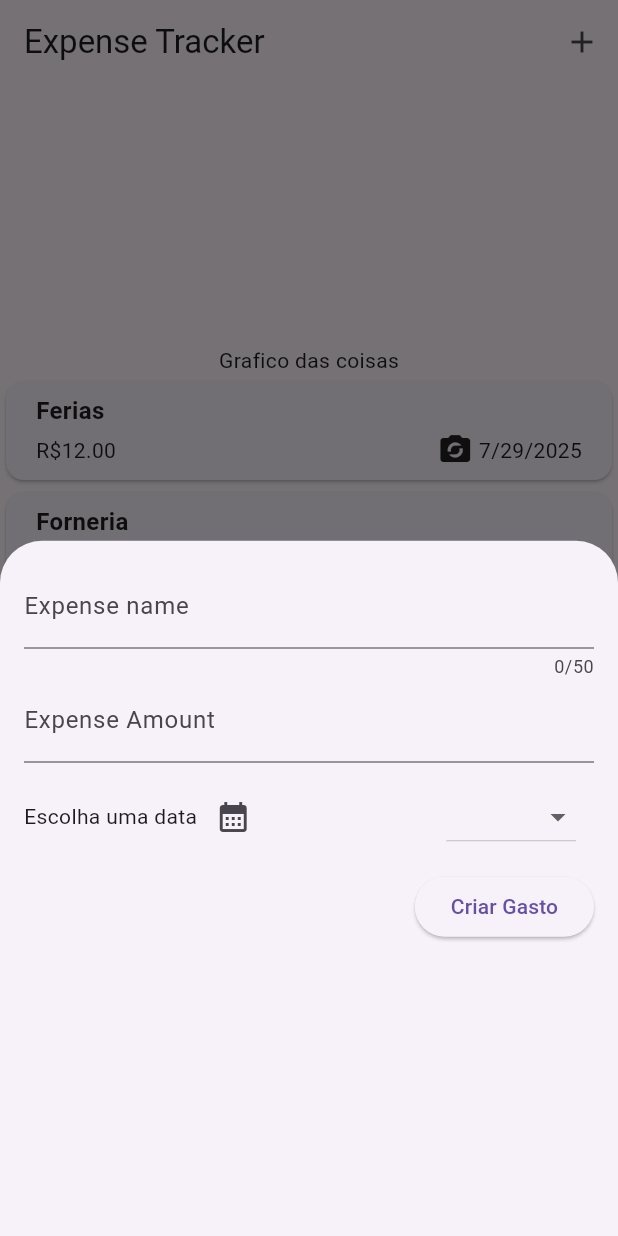
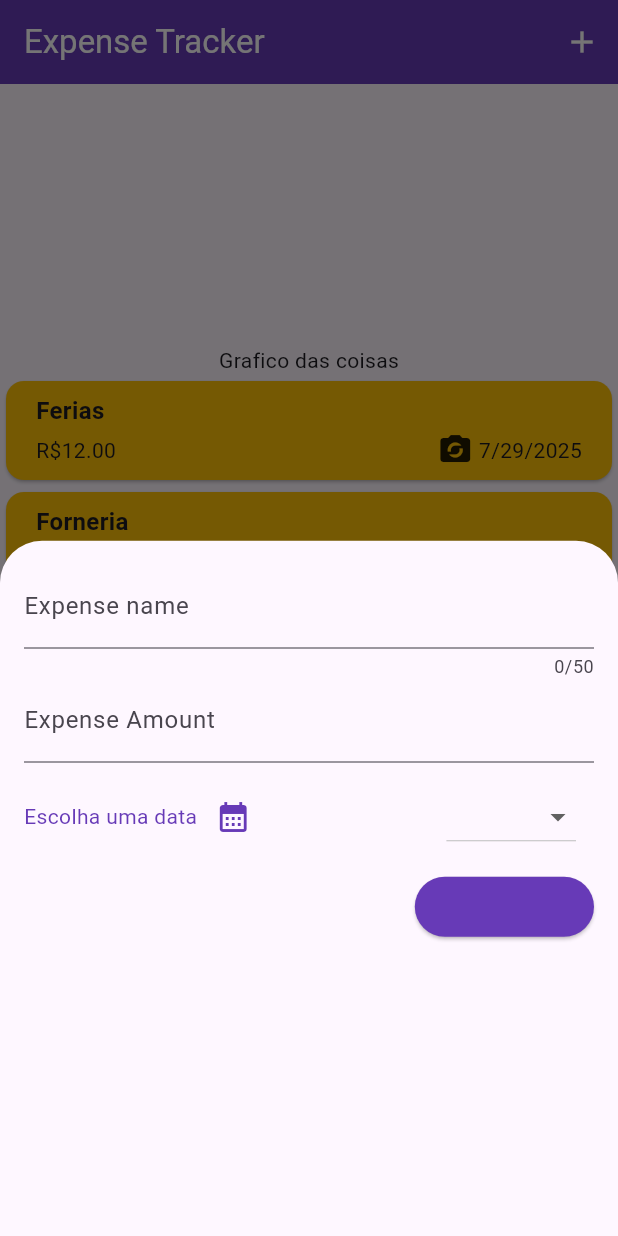
Before and after one commit to VitorMours/Expense-Tracker, a Flutter app: the screen it shows after launch, after a tap on the "add" icon, on a phone screen of 412 x 824 dp. Run offline on Flutter 3.47's test engine with Material 3 defaults, Android fonts, the phone set to English and light mode, and no system bars.

Commit message:
Adding theme for the app

```diff
--- a/lib/expense_page.dart
+++ b/lib/expense_page.dart
@@ -40,6 +40,7 @@ class _ExpensePage extends State<ExpensePage> {
 
   void _openAddExpenseOverlay() {
     showModalBottomSheet(
+        backgroundColor: Theme.of(context).colorScheme.background,
         context: context,
         builder: (BuildContext context) {
           return ExpenseInput(onCreateExpense: addExpense);
--- a/lib/main.dart
+++ b/lib/main.dart
@@ -1,3 +1,5 @@
+// ignore_for_file: prefer_const_constructors
+
 import 'package:expense_tracker/expense_page.dart';
 import 'package:flutter/material.dart';
 
@@ -12,7 +14,41 @@ class MyApp extends StatelessWidget {
   @override
   Widget build(BuildContext context) {
     return MaterialApp(
-        theme: ThemeData(useMaterial3: true),
+        themeMode: ThemeMode.system,
+        darkTheme: ThemeData.dark().copyWith(
+          textButtonTheme: TextButtonThemeData(
+            style: TextButton.styleFrom(
+              foregroundColor: Colors.white,
+            ),
+          ),
+          elevatedButtonTheme: ElevatedButtonThemeData(
+            style: ElevatedButton.styleFrom(
+              foregroundColor: Colors.white,
+              backgroundColor: Colors.deepPurple,
+            ),
+          ),
+          colorScheme: ColorScheme.fromSeed(
+            background: const Color.fromARGB(255, 18, 18, 18),
+            seedColor: Colors.deepPurple,
+            primary: Colors.deepPurple,
+            secondary: const Color.fromARGB(255, 138, 115, 177),
+          ),
+          appBarTheme: const AppBarTheme(
+            backgroundColor: Colors.deepPurple,
+            foregroundColor: Colors.white,
+          ),
+        ),
+        theme: ThemeData(
+          colorScheme: ColorScheme.fromSeed(
+            seedColor: Colors.deepPurple,
+            primary: Colors.deepPurple,
+            secondary: Colors.amber,
+          ),
+          appBarTheme: const AppBarTheme(
+            backgroundColor: Colors.deepPurple,
+            foregroundColor: Colors.white,
+          ),
+        ),
         debugShowCheckedModeBanner: false,
         title: "Expense Tracker",
         home: ExpensePage());
--- a/lib/widgets/expense_card.dart
+++ b/lib/widgets/expense_card.dart
@@ -10,7 +10,11 @@ class ExpenseCard extends StatelessWidget {
   @override
   Widget build(BuildContext context) {
     return Card(
+        color: Theme.of(context).colorScheme.secondary,
         elevation: 0.9,
+        shape: RoundedRectangleBorder(
+          borderRadius: BorderRadius.circular(12),
+        ),
         child: Padding(
             padding: EdgeInsets.all(8),
             child: SizedBox(
@@ -22,7 +26,7 @@ class ExpenseCard extends StatelessWidget {
                     Padding(
                       padding: const EdgeInsets.symmetric(horizontal: 12.0),
                       child: Text(expense.name,
-                          style: const TextStyle(
+                          style: TextStyle(
                               fontSize: 16, fontWeight: FontWeight.bold)),
                     ),
                     const Spacer(),
--- a/lib/widgets/expense_input.dart
+++ b/lib/widgets/expense_input.dart
@@ -79,7 +79,7 @@ class _ExpenseInputState extends State<ExpenseInput> {
   @override
   Widget build(BuildContext context) {
     return Padding(
-        padding: const EdgeInsets.all(16),
+        padding: EdgeInsets.all(16),
         child: Column(children: [
           TextField(
             controller: nameController,
@@ -93,7 +93,7 @@ class _ExpenseInputState extends State<ExpenseInput> {
                   prefixText: "\$ ", label: Text("Expense Amount")),
               keyboardType: TextInputType.number),
           Padding(
-            padding: const EdgeInsets.symmetric(vertical: 12),
+            padding: EdgeInsets.symmetric(vertical: 12),
             child: Row(
               crossAxisAlignment: CrossAxisAlignment.center,
               mainAxisAlignment: MainAxisAlignment.spaceBetween,
@@ -102,10 +102,16 @@ class _ExpenseInputState extends State<ExpenseInput> {
                   mainAxisAlignment: MainAxisAlignment.end,
                   crossAxisAlignment: CrossAxisAlignment.center,
                   children: [
-                    Text(datePicked == null
-                        ? "Escolha uma data"
-                        : DateFormatter.format(datePicked!)),
+                    Text(
+                        datePicked == null
+                            ? "Escolha uma data"
+                            : DateFormatter.format(datePicked!),
+                        style: TextStyle(
+                            color: Theme.of(context).colorScheme.primary)),
                     IconButton(
+                        style: ButtonStyle(
+                            iconColor: MaterialStateProperty.all<Color?>(
+                                Theme.of(context).colorScheme.primary)),
                         tooltip: "Escolha a data da despesa",
                         onPressed: _getDatePicker,
                         icon: const Icon(Icons.calendar_month)),
@@ -134,7 +140,11 @@ class _ExpenseInputState extends State<ExpenseInput> {
             mainAxisAlignment: MainAxisAlignment.end,
             children: [
               ElevatedButton(
-                  onPressed: _createExpense, child: const Text("Criar Gasto")),
+                  style: ButtonStyle(
+                      backgroundColor: MaterialStateProperty.all<Color>(
+                          Theme.of(context).colorScheme.primary)),
+                  onPressed: _createExpense,
+                  child: const Text("Criar Gasto")),
             ],
           )
         ]));
```
